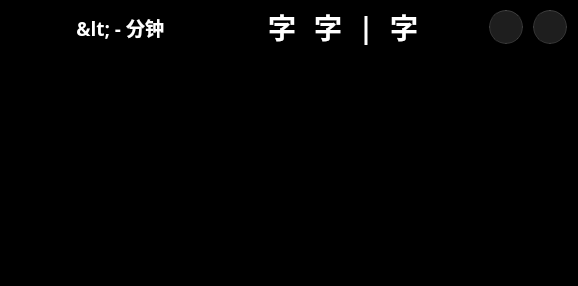
The window that ui/blackboard.ui (Yersmagit/cw-lessons-displayer) describes before a commit, drawn with Qt 5.
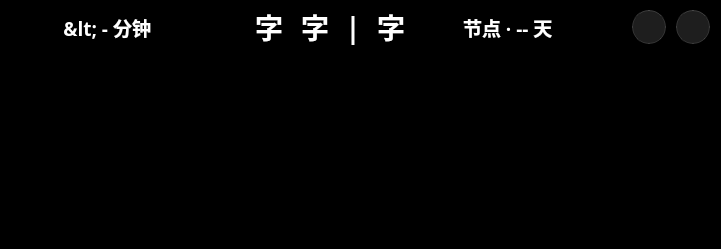
The same window after the commit. Icons and pictures are not drawn. Custom widgets are drawn as their Qt base class.

```diff
--- a/ui/blackboard.ui
+++ b/ui/blackboard.ui
@@ -9,8 +9,8 @@
    <rect>
     <x>0</x>
     <y>0</y>
-    <width>578</width>
-    <height>286</height>
+    <width>721</width>
+    <height>249</height>
    </rect>
   </property>
   <property name="sizePolicy">
@@ -526,6 +526,62 @@
           </item>
          </layout>
         </item>
+        <item>
+         <spacer name="horizontalSpacer_2">
+          <property name="orientation">
+           <enum>Qt::Horizontal</enum>
+          </property>
+          <property name="sizeType">
+           <enum>QSizePolicy::Fixed</enum>
+          </property>
+          <property name="sizeHint" stdset="0">
+           <size>
+            <width>52</width>
+            <height>20</height>
+           </size>
+          </property>
+         </spacer>
+        </item>
+        <item>
+         <widget class="QLabel" name="countdown_day">
+          <property name="minimumSize">
+           <size>
+            <width>117</width>
+            <height>0</height>
+           </size>
+          </property>
+          <property name="font">
+           <font>
+            <family>HarmonyOS Sans SC</family>
+            <pointsize>14</pointsize>
+            <weight>75</weight>
+            <italic>false</italic>
+            <bold>true</bold>
+           </font>
+          </property>
+          <property name="toolTip">
+           <string>剩余时间</string>
+          </property>
+          <property name="layoutDirection">
+           <enum>Qt::RightToLeft</enum>
+          </property>
+          <property name="styleSheet">
+           <string notr="true">border: none;
+color: rgb(255, 255, 255);
+font-weight: bold;
+background: none;</string>
+          </property>
+          <property name="text">
+           <string>节点 · -- 天</string>
+          </property>
+          <property name="textFormat">
+           <enum>Qt::PlainText</enum>
+          </property>
+          <property name="alignment">
+           <set>Qt::AlignLeading|Qt::AlignLeft|Qt::AlignVCenter</set>
+          </property>
+         </widget>
+        </item>
         <item>
          <spacer name="horizontalSpacer_ex_right">
           <property name="orientation">
@@ -572,8 +628,8 @@
           </property>
           <property name="iconSize">
            <size>
-            <width>18</width>
-            <height>18</height>
+            <width>19</width>
+            <height>19</height>
            </size>
           </property>
          </widget>
```
Left out of the diff: 2 changed lines with no effect on the pictures.
